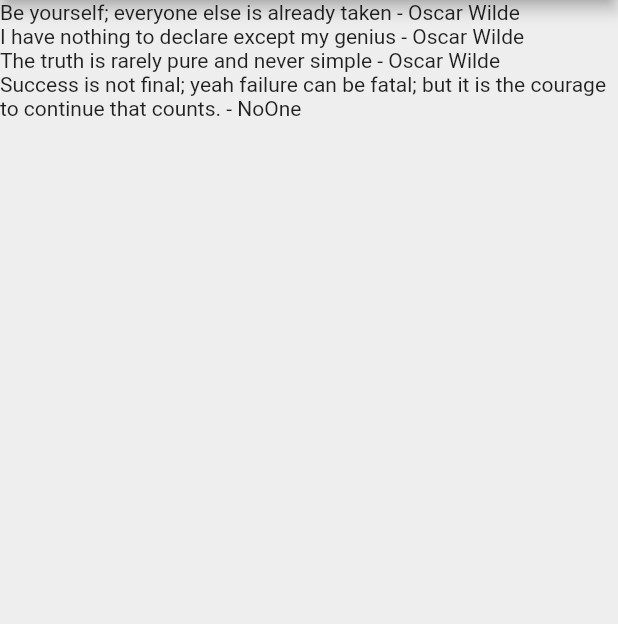
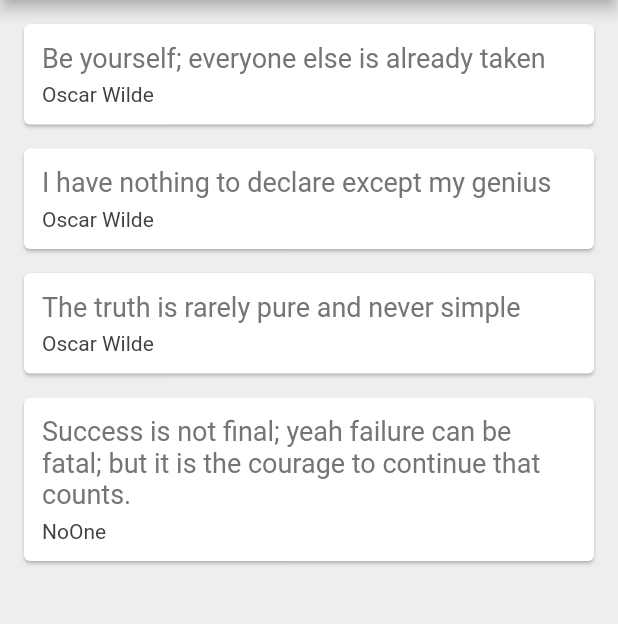
Before and after one commit to lamsalsangam/Flutter, a Flutter app: the screen it shows after launch, on a phone screen of 412 x 824 dp, the part 84-708 px from its top. Run offline on Flutter 3.47's test engine with Material 2 defaults, Android fonts, the phone set to English and light mode, and no system bars.

Commit message:
Making Cards

```diff
--- a/quotes/lib/main.dart
+++ b/quotes/lib/main.dart
@@ -20,6 +20,31 @@ class _QuoteListState extends State<QuoteList>{
     Quote(author: "NoOne", text: "Success is not final; yeah failure can be fatal; but it is the courage to continue that counts.")
   ];
 
+  Widget quoteTemplate(quote){
+    return Card(
+      margin: const EdgeInsets.fromLTRB(16.0, 16.0, 16.0, 0),
+      child: Padding(
+        padding: const EdgeInsets.all(12.0),
+        child: Column(
+          crossAxisAlignment: CrossAxisAlignment.stretch,
+          children: [
+            Text(quote.text,
+            style: TextStyle(
+              fontSize: 18.0,
+              color: Colors.grey[600],
+            ),),
+            const SizedBox(height: 6.0,),
+            Text(quote.author,
+            style: TextStyle(
+              fontSize: 14.0,
+              color: Colors.grey[800],
+            ),)
+          ],
+        ),
+      ),
+    );
+  }
+
   @override
   Widget build(BuildContext context){
     return Scaffold(
@@ -31,7 +56,7 @@ class _QuoteListState extends State<QuoteList>{
       ),
       body: Column(
         crossAxisAlignment: CrossAxisAlignment.start,
-        children: quotes.map((quote) => Text("${quote.text} - ${quote.author}")).toList(),
+        children: quotes.map((quote) => quoteTemplate(quote)).toList(),
       ),
     );
   }
```
